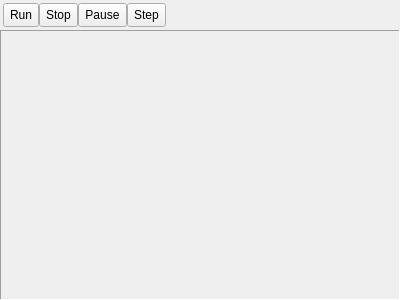
christopherpow/nesicide, file nesemulatordialog.ui: the form before one commit.
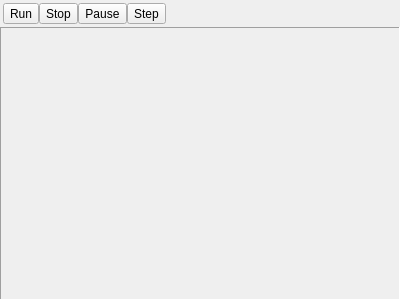
The form after the commit. Icons and pictures are not drawn.

What changed in the file:
```diff
--- a/nesemulatordialog.ui
+++ b/nesemulatordialog.ui
@@ -27,18 +27,6 @@
      </property>
      <item>
       <widget class="QToolButton" name="playButton">
-       <property name="sizePolicy">
-        <sizepolicy hsizetype="Fixed" vsizetype="Fixed">
-         <horstretch>0</horstretch>
-         <verstretch>0</verstretch>
-        </sizepolicy>
-       </property>
-       <property name="minimumSize">
-        <size>
-         <width>0</width>
-         <height>24</height>
-        </size>
-       </property>
        <property name="text">
         <string>Run</string>
        </property>
@@ -46,6 +34,12 @@
         <iconset resource="resource.qrc">
          <normaloff>:/resources/stock_media-play.svg</normaloff>:/resources/stock_media-play.svg</iconset>
        </property>
+       <property name="iconSize">
+        <size>
+         <width>16</width>
+         <height>16</height>
+        </size>
+       </property>
        <property name="toolButtonStyle">
         <enum>Qt::ToolButtonTextBesideIcon</enum>
        </property>
@@ -56,18 +50,6 @@
        <property name="enabled">
         <bool>true</bool>
        </property>
-       <property name="sizePolicy">
-        <sizepolicy hsizetype="Fixed" vsizetype="Fixed">
-         <horstretch>0</horstretch>
-         <verstretch>0</verstretch>
-        </sizepolicy>
-       </property>
-       <property name="minimumSize">
-        <size>
-         <width>0</width>
-         <height>24</height>
-        </size>
-       </property>
        <property name="text">
         <string>Stop</string>
        </property>
@@ -75,6 +57,12 @@
         <iconset resource="resource.qrc">
          <normaloff>:/resources/stock_media-stop.svg</normaloff>:/resources/stock_media-stop.svg</iconset>
        </property>
+       <property name="iconSize">
+        <size>
+         <width>16</width>
+         <height>16</height>
+        </size>
+       </property>
        <property name="toolButtonStyle">
         <enum>Qt::ToolButtonTextBesideIcon</enum>
        </property>
@@ -85,18 +73,6 @@
        <property name="enabled">
         <bool>true</bool>
        </property>
-       <property name="sizePolicy">
-        <sizepolicy hsizetype="Fixed" vsizetype="Fixed">
-         <horstretch>0</horstretch>
-         <verstretch>0</verstretch>
-        </sizepolicy>
-       </property>
-       <property name="minimumSize">
-        <size>
-         <width>0</width>
-         <height>24</height>
-        </size>
-       </property>
        <property name="text">
         <string>Pause</string>
        </property>
@@ -104,6 +80,12 @@
         <iconset resource="resource.qrc">
          <normaloff>:/resources/stock_media-pause.svg</normaloff>:/resources/stock_media-pause.svg</iconset>
        </property>
+       <property name="iconSize">
+        <size>
+         <width>16</width>
+         <height>16</height>
+        </size>
+       </property>
        <property name="toolButtonStyle">
         <enum>Qt::ToolButtonTextBesideIcon</enum>
        </property>
@@ -114,18 +96,6 @@
        <property name="enabled">
         <bool>true</bool>
        </property>
-       <property name="sizePolicy">
-        <sizepolicy hsizetype="Fixed" vsizetype="Fixed">
-         <horstretch>0</horstretch>
-         <verstretch>0</verstretch>
-        </sizepolicy>
-       </property>
-       <property name="minimumSize">
-        <size>
-         <width>0</width>
-         <height>24</height>
-        </size>
-       </property>
        <property name="text">
         <string>Step</string>
        </property>
@@ -133,6 +103,12 @@
         <iconset resource="resource.qrc">
          <normaloff>:/resources/stock_right.svg</normaloff>:/resources/stock_right.svg</iconset>
        </property>
+       <property name="iconSize">
+        <size>
+         <width>16</width>
+         <height>16</height>
+        </size>
+       </property>
        <property name="toolButtonStyle">
         <enum>Qt::ToolButtonTextBesideIcon</enum>
        </property>
```
